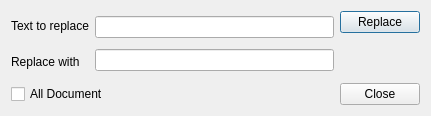
Above: dialogreplace.ui from jpcima/chordv before the change. Below: the same form after it.
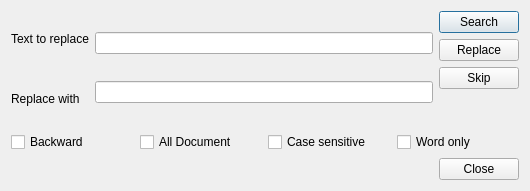
That is the form after the change.

Diff of the .ui file:
```diff
--- a/dialogreplace.ui
+++ b/dialogreplace.ui
@@ -6,14 +6,14 @@
    <rect>
     <x>0</x>
     <y>0</y>
-    <width>431</width>
-    <height>116</height>
+    <width>530</width>
+    <height>191</height>
    </rect>
   </property>
   <property name="windowTitle">
    <string>Search and replace</string>
   </property>
-  <layout class="QHBoxLayout" name="horizontalLayout_3">
+  <layout class="QHBoxLayout" name="horizontalLayout_4">
    <item>
     <layout class="QVBoxLayout" name="verticalLayout_4">
      <item>
@@ -48,13 +48,30 @@
        </item>
        <item>
         <layout class="QVBoxLayout" name="verticalLayout_3">
+         <item>
+          <widget class="QPushButton" name="pushButtonSearch">
+           <property name="text">
+            <string>Search</string>
+           </property>
+           <property name="default">
+            <bool>true</bool>
+           </property>
+          </widget>
+         </item>
          <item>
           <widget class="QPushButton" name="pushButtonReplace">
            <property name="text">
             <string>Replace</string>
            </property>
            <property name="default">
-            <bool>true</bool>
+            <bool>false</bool>
+           </property>
+          </widget>
+         </item>
+         <item>
+          <widget class="QPushButton" name="pushButtonSkip">
+           <property name="text">
+            <string>Skip</string>
            </property>
           </widget>
          </item>
@@ -76,14 +93,39 @@
       </layout>
      </item>
      <item>
-      <layout class="QHBoxLayout" name="horizontalLayout_2">
+      <layout class="QHBoxLayout" name="horizontalLayout_3">
        <item>
-        <widget class="QCheckBox" name="checkBox">
+        <widget class="QCheckBox" name="checkBoxBackward">
+         <property name="text">
+          <string>Backward</string>
+         </property>
+        </widget>
+       </item>
+       <item>
+        <widget class="QCheckBox" name="checkBoxAllDocument">
          <property name="text">
           <string>All Document</string>
          </property>
         </widget>
        </item>
+       <item>
+        <widget class="QCheckBox" name="checkBoxCaseSensitive">
+         <property name="text">
+          <string>Case sensitive</string>
+         </property>
+        </widget>
+       </item>
+       <item>
+        <widget class="QCheckBox" name="checkBoxWordOnly">
+         <property name="text">
+          <string>Word only</string>
+         </property>
+        </widget>
+       </item>
+      </layout>
+     </item>
+     <item>
+      <layout class="QHBoxLayout" name="horizontalLayout_2">
        <item>
         <spacer name="horizontalSpacer">
          <property name="orientation">
```
